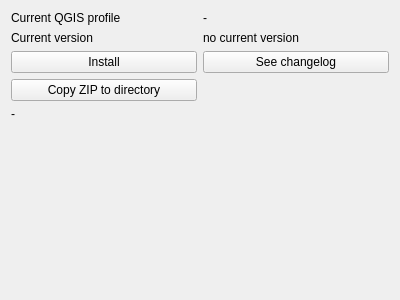
Old version of the form oqtopus/ui/plugin_widget.ui in the repository ponceta/oqtopus.
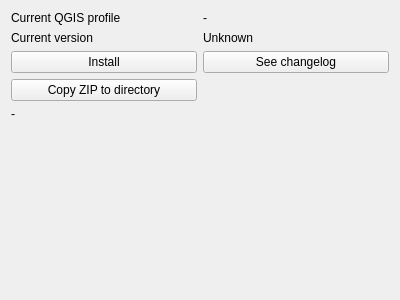
New version of the form.

```diff
--- a/oqtopus/ui/plugin_widget.ui
+++ b/oqtopus/ui/plugin_widget.ui
@@ -38,7 +38,10 @@
    <item row="1" column="1">
     <widget class="QLabel" name="currentVersion_label">
      <property name="text">
-      <string>no current version</string>
+      <string>Unknown</string>
+     </property>
+     <property name="textInteractionFlags">
+      <set>Qt::LinksAccessibleByMouse|Qt::TextSelectableByKeyboard|Qt::TextSelectableByMouse</set>
      </property>
     </widget>
    </item>
```
Left out of the diff: 3 changed lines with no effect on the pictures.
